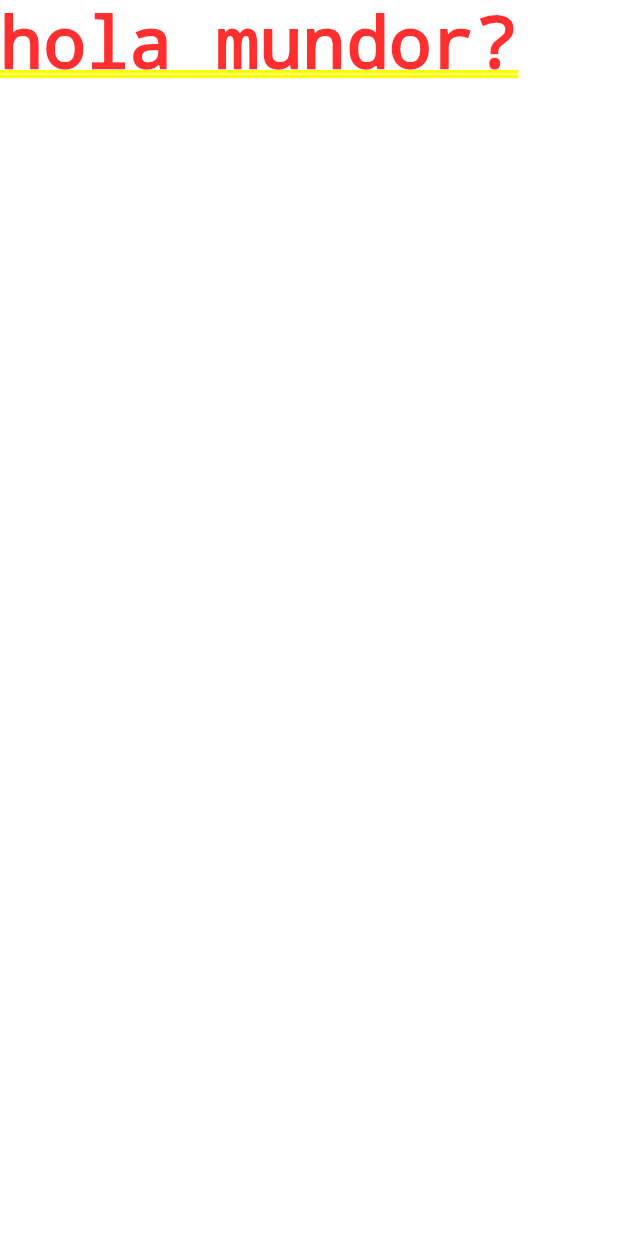
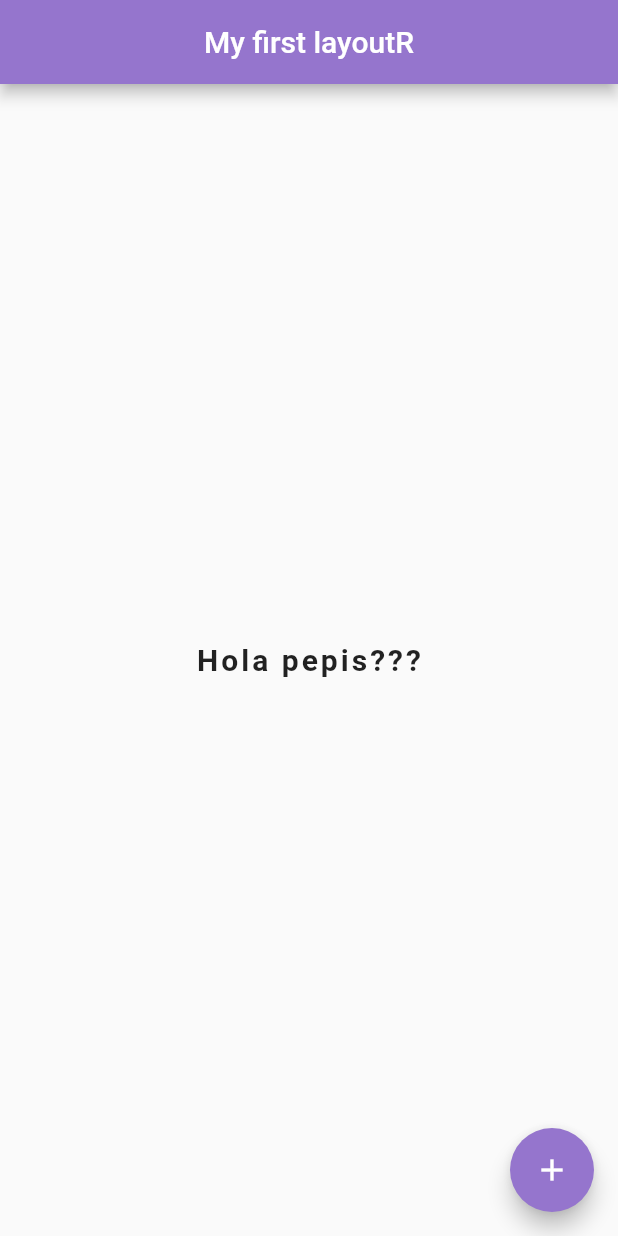
Before and after one commit to pepeul1191/flutter2-aprendiendo, a Flutter app: the screen it shows after launch, on a phone screen of 412 x 824 dp. Run offline on Flutter 3.47's test engine with Material 2 defaults, Android fonts, the phone set to English and light mode, and no system bars; missing offline and left inert: dart:ffi; Roboto replaces fonts that are missing (UbuntuFont); project files that could hold a hidden picture were left out.

Commit message:
partiendo vistas

```diff
--- a/lib/main.dart
+++ b/lib/main.dart
@@ -1,5 +1,6 @@
+import 'dart:ffi';
+
 import 'package:flutter/material.dart';
+import 'package:learn2/views/home_view.dart';
 
-void main() => runApp(MaterialApp(
-      home: Text('hola mundor?'),
-    ));
+void main() => runApp(MaterialApp(home: HomeView()));
--- /dev/null
+++ b/lib/views/home_view.dart
@@ -0,0 +1,34 @@
+import 'package:flutter/material.dart';
+
+class HomeView extends StatefulWidget {
+  @override
+  _HomeViewState createState() => _HomeViewState();
+}
+
+class _HomeViewState extends State<HomeView> {
+  @override
+  Widget build(BuildContext context) {
+    return Scaffold(
+      appBar: AppBar(
+        title: Text('My first layoutR'),
+        centerTitle: true,
+        backgroundColor: Colors.deepPurple[300],
+      ),
+      body: Center(
+          child: Text('Hola pepis???',
+              style: TextStyle(
+                  fontSize: 20.0,
+                  fontWeight: FontWeight.bold,
+                  fontFamily: 'UbuntuFont',
+                  letterSpacing: 2.0))),
+      floatingActionButton: FloatingActionButton(
+        onPressed: () {
+          print('++++++++++++++++++++++++++++');
+        },
+        tooltip: 'Agregar Registro',
+        child: Icon(Icons.add), //,
+        backgroundColor: Colors.deepPurple[300],
+      ),
+    );
+  }
+}
```
Also changed, not shown: pubspec.yaml (+7 -11 lines), fonts/Ubuntu-Bold.ttf (added), fonts/Ubuntu-BoldItalic.ttf (added), fonts/Ubuntu-Italic.ttf (added), fonts/Ubuntu-Light.ttf (added), fonts/Ubuntu-LightItalic.ttf (added), fonts/Ubuntu-Medium.ttf (added), fonts/Ubuntu-MediumItalic.ttf (added), fonts/Ubuntu-Regular.ttf (added), 1 other file.
